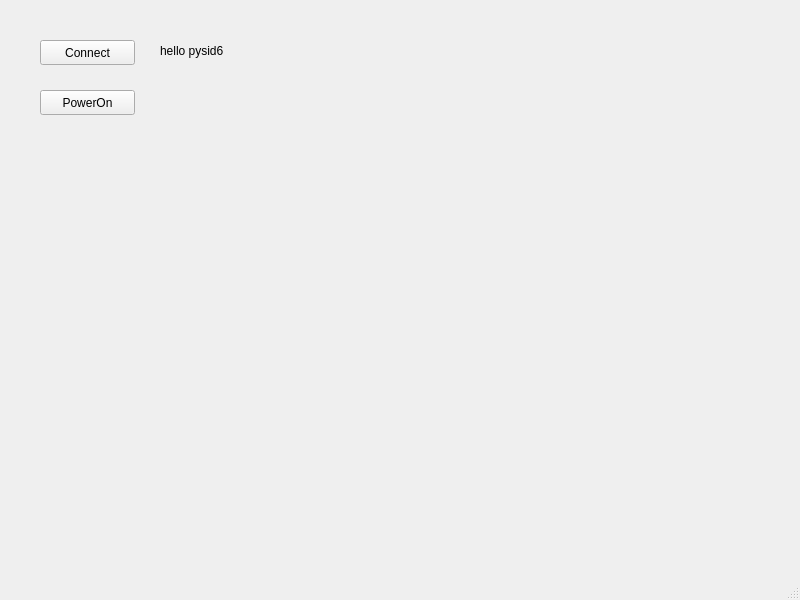
This is src/ui/main_window.ui in FAN0909/master-slave-tracking-control as Qt 5 draws it before an edit. The edited form follows.
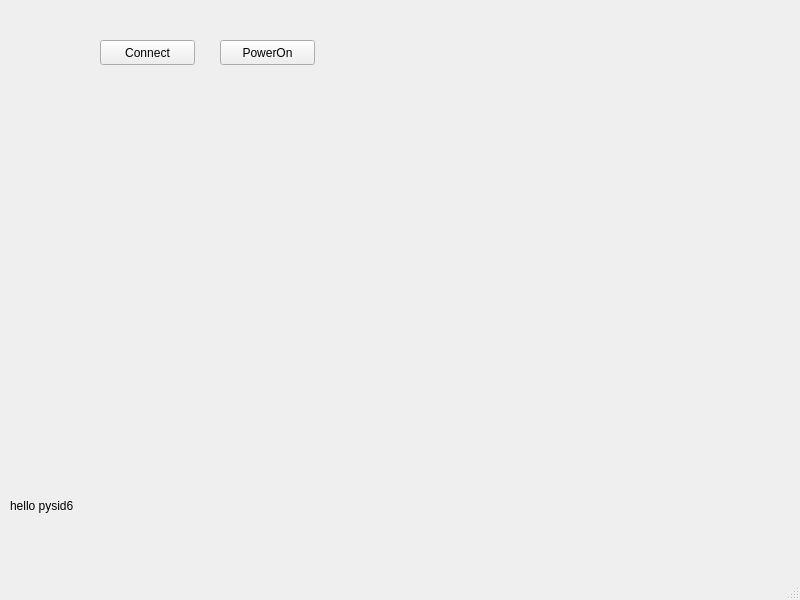
This is the edited form.

What changed in the file:
```diff
--- a/src/ui/main_window.ui
+++ b/src/ui/main_window.ui
@@ -17,7 +17,7 @@
    <widget class="QPushButton" name="Btn_robot_connect">
     <property name="geometry">
      <rect>
-      <x>40</x>
+      <x>100</x>
       <y>40</y>
       <width>95</width>
       <height>25</height>
@@ -30,10 +30,10 @@
    <widget class="QLabel" name="label">
     <property name="geometry">
      <rect>
-      <x>160</x>
-      <y>30</y>
-      <width>131</width>
-      <height>41</height>
+      <x>10</x>
+      <y>460</y>
+      <width>781</width>
+      <height>91</height>
      </rect>
     </property>
     <property name="text">
@@ -43,8 +43,8 @@
    <widget class="QPushButton" name="pushButton_robot_PowerOn">
     <property name="geometry">
      <rect>
-      <x>40</x>
-      <y>90</y>
+      <x>220</x>
+      <y>40</y>
       <width>95</width>
       <height>25</height>
      </rect>
```
